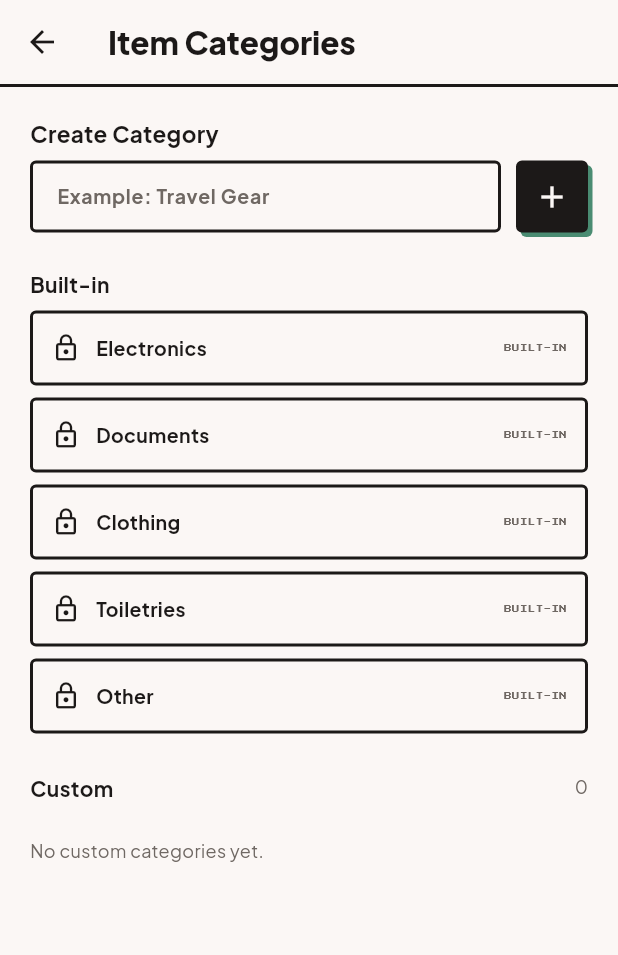
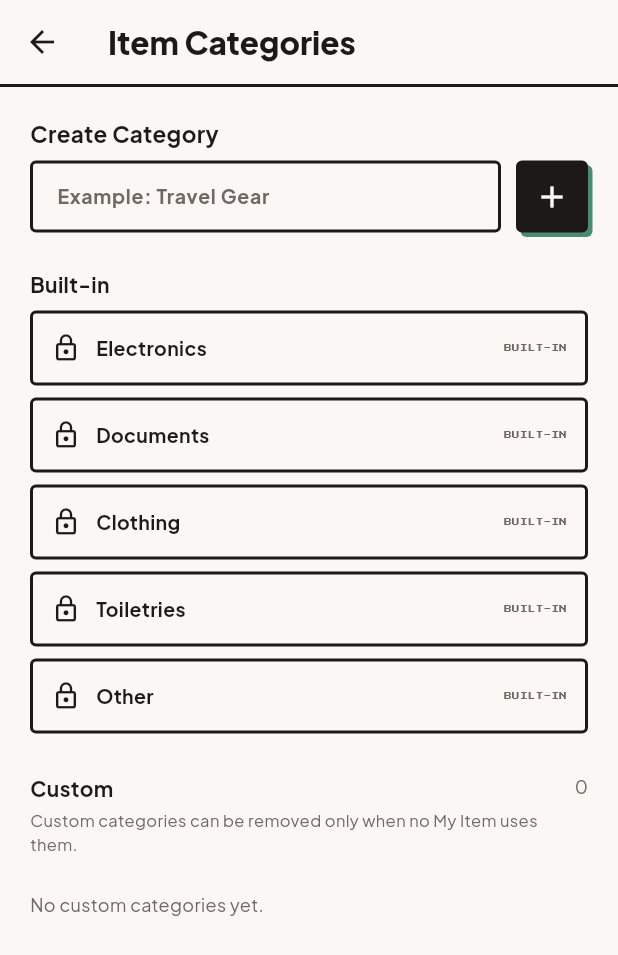
Before and after one commit to bbriones559657/lakwatsa, a Flutter app: the MyItemsScreen widget shown alone on an empty page, opened directly, after a tap on the "category" icon, on a phone screen of 412 x 824 dp. Shown: the top 955 px of the screen. Run offline on Flutter 3.47's test engine with Material 3 defaults, Android fonts, the phone set to English and light mode, and no system bars; our stand-ins replace cloud_firestore, firebase_auth, firebase_core, google_fonts, qr_flutter; missing offline and left inert: mobile_scanner; accounts and stored records are empty.

Commit message:
Harden dynamic Item category integration

```diff
--- a/lib/repositories/firestore_item_category_repository.dart
+++ b/lib/repositories/firestore_item_category_repository.dart
@@ -22,8 +22,14 @@ class FirestoreItemCategoryRepository implements ItemCategoryRepository {
 
   @override
   Stream<List<ItemCategory>> watchCustomCategories() {
-    return _categoriesCollection.orderBy('name').snapshots().map((snapshot) {
-      return snapshot.docs.map(_categoryFromDocument).toList();
+    return _categoriesCollection.snapshots().map((snapshot) {
+      final categories = snapshot.docs.map(_categoryFromDocument).toList();
+
+      categories.sort((a, b) {
+        return a.name.toLowerCase().compareTo(b.name.toLowerCase());
+      });
+
+      return categories;
     });
   }
 
@@ -32,7 +38,9 @@ class FirestoreItemCategoryRepository implements ItemCategoryRepository {
     final name = ItemCategory.validateCustomName(value);
     final documentId = ItemCategory.documentIdForCustomName(name);
     final document = _categoriesCollection.doc(documentId);
-    final existing = await document.get();
+
+    return firestore.runTransaction((transaction) async {
+      final existing = await transaction.get(document);
 
       if (existing.exists) {
         throw StateError('A category named "$name" already exists.');
@@ -46,13 +54,30 @@ class FirestoreItemCategoryRepository implements ItemCategoryRepository {
         updatedAt: now,
       );
 
-    await document.set({
+      transaction.set(document, {
         'name': category.name,
         'createdAt': Timestamp.fromDate(now),
         'updatedAt': Timestamp.fromDate(now),
       });
 
       return category;
+    });
+  }
+
+  @override
+  Future<bool> categoryExists(String name) async {
+    if (ItemCategory.isBuiltInName(name)) {
+      return true;
+    }
+
+    try {
+      final documentId = ItemCategory.documentIdForCustomName(name);
+      final document = await _categoriesCollection.doc(documentId).get();
+
+      return document.exists;
+    } on ArgumentError {
+      return false;
+    }
   }
 
   @override
--- a/lib/repositories/item_category_repository.dart
+++ b/lib/repositories/item_category_repository.dart
@@ -5,6 +5,8 @@ abstract class ItemCategoryRepository {
 
   Future<ItemCategory> addCategory(String name);
 
+  Future<bool> categoryExists(String name);
+
   Future<bool> isCategoryInUse(String name);
 
   Future<void> deleteCategory(ItemCategory category);
--- a/lib/screens/items/manage_categories_screen.dart
+++ b/lib/screens/items/manage_categories_screen.dart
@@ -220,6 +220,8 @@ class _ManageCategoriesScreenState extends State<ManageCategoriesScreen> {
                           child: TextField(
                             controller: nameController,
                             enabled: !isSaving,
+                            maxLength: ItemCategory.maxNameLength,
+                            textCapitalization: TextCapitalization.words,
                             textInputAction: TextInputAction.done,
                             onSubmitted: (_) {
                               _addCategory();
@@ -227,6 +229,7 @@ class _ManageCategoriesScreenState extends State<ManageCategoriesScreen> {
                             style: AppTextStyles.bodyBold.copyWith(fontSize: 13),
                             decoration: InputDecoration(
                               hintText: 'Example: Travel Gear',
+                              counterText: '',
                               hintStyle: AppTextStyles.body.copyWith(
                                 fontSize: 13,
                               ),
@@ -314,6 +317,14 @@ class _ManageCategoriesScreenState extends State<ManageCategoriesScreen> {
                           style: AppTextStyles.body.copyWith(fontSize: 12),
                         ),
                       ],
+                    ),
+                    const SizedBox(height: 4),
+                    Text(
+                      'Custom categories can be removed only when no My Item uses them.',
+                      style: AppTextStyles.body.copyWith(
+                        color: AppColors.muted,
+                        fontSize: 11,
+                      ),
                     ),
                     const SizedBox(height: 8),
                     if (customCategories.isEmpty)
--- a/lib/screens/items/my_items_screen.dart
+++ b/lib/screens/items/my_items_screen.dart
@@ -73,24 +73,10 @@ class _MyItemsScreenState extends State<MyItemsScreen> {
     return StreamBuilder<List<ItemCategory>>(
       stream: categoryRepository!.watchCustomCategories(),
       builder: (context, categorySnapshot) {
-        if (categorySnapshot.hasError) {
-          return Center(
-            child: Padding(
-              padding: const EdgeInsets.all(20),
-              child: Text(
-                'Failed to load categories.\n${categorySnapshot.error}',
-                textAlign: TextAlign.center,
-                style: AppTextStyles.body,
-              ),
-            ),
-          );
-        }
-
-        if (categorySnapshot.connectionState == ConnectionState.waiting) {
-          return const Center(child: CircularProgressIndicator());
-        }
-
+        // My Items remains usable even if the optional custom-category stream
+        // is temporarily unavailable. Item snapshots still carry category names.
         final customCategories = categorySnapshot.data ?? [];
+        final categoryLoadFailed = categorySnapshot.hasError;
 
         return StreamBuilder<List<Item>>(
           stream: itemRepository!.watchItems(),
@@ -119,6 +105,16 @@ class _MyItemsScreenState extends State<MyItemsScreen> {
                 : 'All';
             final filteredItems = _filterItems(allItems, activeCategory);
 
+            if (activeCategory != selectedCategory) {
+              WidgetsBinding.instance.addPostFrameCallback((_) {
+                if (mounted && selectedCategory != 'All') {
+                  setState(() {
+                    selectedCategory = 'All';
+                  });
+                }
+              });
+            }
+
             return ListView(
               padding: const EdgeInsets.only(bottom: 24),
               children: [
@@ -137,6 +133,19 @@ class _MyItemsScreenState extends State<MyItemsScreen> {
                       selectedCategory = category;
                     });
                   },
+                ),
+
+                if (categoryLoadFailed)
+                  Padding(
+                    padding: const EdgeInsets.fromLTRB(20, 8, 20, 0),
+                    child: Text(
+                      'Custom categories could not be refreshed. '
+                      'Your Items are still available.',
+                      style: AppTextStyles.body.copyWith(
+                        color: AppColors.muted,
+                        fontSize: 11,
+                      ),
+                    ),
                   ),
 
                 const SizedBox(height: 12),
@@ -165,16 +174,32 @@ class _MyItemsScreenState extends State<MyItemsScreen> {
     List<ItemCategory> customCategories,
     List<Item> items,
   ) {
-    final names = <String>{
-      'All',
-      ...ItemCategory.builtInNames,
-      ...customCategories.map((category) => category.name),
-      ...items.map((item) => item.category),
-    };
+    final names = <String>['All', ...ItemCategory.builtInNames];
+    final customNames = customCategories
+        .map((category) => category.name.trim())
+        .where((name) => name.isNotEmpty)
+        .toList()
+      ..sort((a, b) => a.toLowerCase().compareTo(b.toLowerCase()));
+    final legacyNames = items
+        .map((item) => item.category.trim())
+        .where((name) => name.isNotEmpty)
+        .toSet()
+        .toList()
+      ..sort((a, b) => a.toLowerCase().compareTo(b.toLowerCase()));
 
-    names.removeWhere((name) => name.trim().isEmpty);
+    for (final name in [...customNames, ...legacyNames]) {
+      if (!_containsCategoryName(names, name)) {
+        names.add(name);
+      }
+    }
 
-    return names.toList();
+    return names;
+  }
+
+  bool _containsCategoryName(List<String> names, String candidate) {
+    final normalized = candidate.trim().toLowerCase();
+
+    return names.any((name) => name.trim().toLowerCase() == normalized);
   }
 
   List<Item> _filterItems(List<Item> items, String activeCategory) {
@@ -184,22 +209,14 @@ class _MyItemsScreenState extends State<MyItemsScreen> {
       final matchesSearch =
           search.isEmpty || item.name.toLowerCase().contains(search);
 
-      final matchesCategory =
-          activeCategory == 'All' || item.category == activeCategory;
+      final matchesCategory = activeCategory == 'All' ||
+          _sameCategoryName(item.category, activeCategory);
 
       return matchesSearch && matchesCategory;
     }).toList();
   }
 
   List<Widget> _buildSections(List<Item> items, List<String> categories) {
-    final Map<String, List<Item>> groupedItems = {};
-
-    for (final item in items) {
-      groupedItems.putIfAbsent(item.category, () => []);
-
-      groupedItems[item.category]!.add(item);
-    }
-
     final widgets = <Widget>[];
 
     for (final category in categories) {
@@ -207,26 +224,22 @@ class _MyItemsScreenState extends State<MyItemsScreen> {
         continue;
       }
 
-      final categoryItems = groupedItems[category];
+      final categoryItems = items
+          .where((item) => _sameCategoryName(item.category, category))
+          .toList();
 
-      if (categoryItems == null || categoryItems.isEmpty) {
+      if (categoryItems.isEmpty) {
         continue;
       }
 
       widgets.add(_ItemSection(title: category, items: categoryItems));
     }
 
-    // Handles categories that may exist in Firestore
-    // but are not currently in our category list.
-    for (final entry in groupedItems.entries) {
-      if (categories.contains(entry.key)) {
-        continue;
+    return widgets;
   }
 
-      widgets.add(_ItemSection(title: entry.key, items: entry.value));
-    }
-
-    return widgets;
+  bool _sameCategoryName(String a, String b) {
+    return a.trim().toLowerCase() == b.trim().toLowerCase();
   }
 
   Future<void> _openAddItem() async {
@@ -330,13 +343,19 @@ class _Header extends StatelessWidget {
 
           _HeaderButton(
             icon: Icons.category_outlined,
+            label: 'Manage categories',
             filled: false,
             onTap: onCategories,
           ),
 
           const SizedBox(width: 10),
 
-          _HeaderButton(text: '+', filled: true, onTap: onAdd),
+          _HeaderButton(
+            text: '+',
+            label: 'Add item',
+            filled: true,
+            onTap: onAdd,
+          ),
         ],
       ),
     );
@@ -346,29 +365,38 @@ class _Header extends StatelessWidget {
 class _HeaderButton extends StatelessWidget {
   final String? text;
   final IconData? icon;
+  final String label;
   final bool filled;
   final VoidCallback onTap;
 
   const _HeaderButton({
     this.text,
     this.icon,
+    required this.label,
     required this.filled,
     required this.onTap,
   }) : assert(text != null || icon != null);
 
   @override
   Widget build(BuildContext context) {
-    return GestureDetector(
+    return Tooltip(
+      message: label,
+      child: Semantics(
+        button: true,
+        label: label,
+        child: GestureDetector(
           onTap: onTap,
           child: Container(
-        width: 36,
-        height: 36,
+            width: 44,
+            height: 44,
             decoration: BoxDecoration(
               color: filled ? AppColors.ink : AppColors.background,
               border: Border.all(color: AppColors.ink, width: 2.5),
               borderRadius: BorderRadius.circular(4),
               boxShadow: filled
-              ? const [BoxShadow(color: AppColors.green, offset: Offset(3, 3))]
+                  ? const [
+                      BoxShadow(color: AppColors.green, offset: Offset(3, 3)),
+                    ]
                   : null,
             ),
             alignment: Alignment.center,
@@ -383,6 +411,8 @@ class _HeaderButton extends StatelessWidget {
                     style: AppTextStyles.bodyBold.copyWith(
                       color: filled ? AppColors.background : AppColors.ink,
                       fontSize: text == '+' ? 20 : 14,
+                    ),
+                  ),
           ),
         ),
       ),
```
Also changed, not shown: lib/screens/items/add_item_screen.dart (+139 -19 lines), 2 other files. Lines whose indentation alone changed are shown as unchanged.
